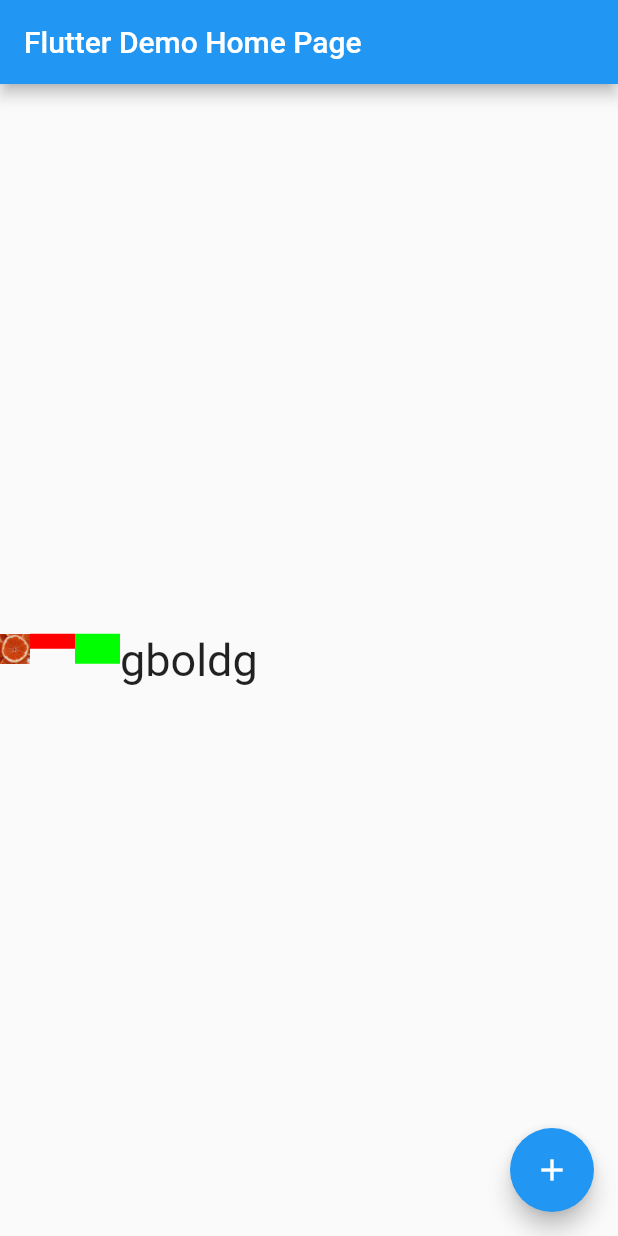
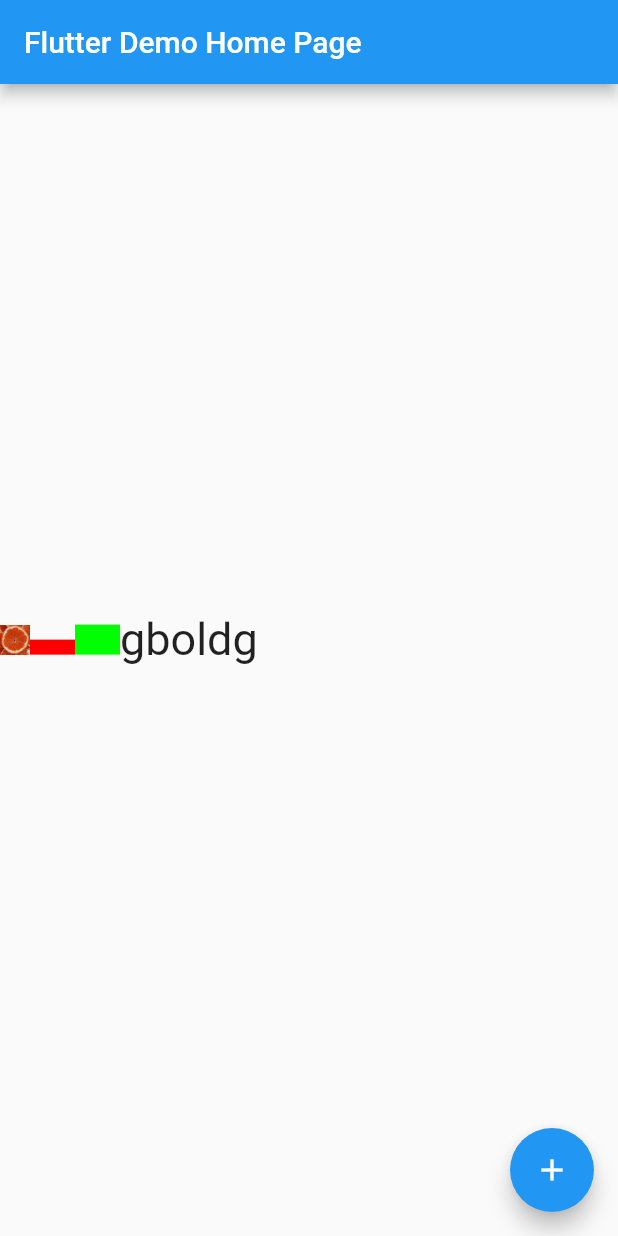
Before and after one commit to matsuhiro/flex_baseline_test, a Flutter app: the screen it shows after launch, on a phone screen of 412 x 824 dp. Run offline on Flutter 3.47's test engine with Material 2 defaults, Android fonts, the phone set to English and light mode, and no system bars.

```diff
--- a/lib/main.dart
+++ b/lib/main.dart
@@ -1,4 +1,5 @@
 import 'package:flutter/material.dart';
+import 'package:flutter/rendering.dart';
 
 void main() => runApp(MyApp());
 
@@ -78,12 +79,19 @@ class _MyHomePageState extends State<MyHomePage> {
           crossAxisAlignment: CrossAxisAlignment.baseline,
           textBaseline: TextBaseline.alphabetic,
           children: <Widget>[
-            SizedBox(
+            Baseline(
+              baseline: 0,
+              baselineType: TextBaseline.alphabetic,
+              child: SizedBox(
                 width: 20,
                 height: 20,
                 child: Image.asset('assets/image_1.jpeg'),
               ),
-            Container(
+            ),
+            Baseline(
+              baseline: 0,
+              baselineType: TextBaseline.alphabetic,
+              child: Container(
                 width: 30,
                 height: 10,
                 decoration: BoxDecoration(
@@ -95,7 +103,11 @@ class _MyHomePageState extends State<MyHomePage> {
                   ),
                 ),
               ),
-            Container(
+            ),
+            Baseline(
+              baseline: 0,
+              baselineType: TextBaseline.alphabetic,
+              child: Container(
                 width: 30,
                 height: 20,
                 decoration: BoxDecoration(
@@ -107,9 +119,14 @@ class _MyHomePageState extends State<MyHomePage> {
                   ),
                 ),
               ),
-            Text(
+            ),
+            Baseline(
+              baseline: 0,
+              baselineType: TextBaseline.alphabetic,
+              child: Text(
                 'gboldg',
                 style: TextStyle(fontSize: 30),
+              ),
             ),
           ],
         ),
```
Lines whose indentation alone changed are shown as unchanged.
